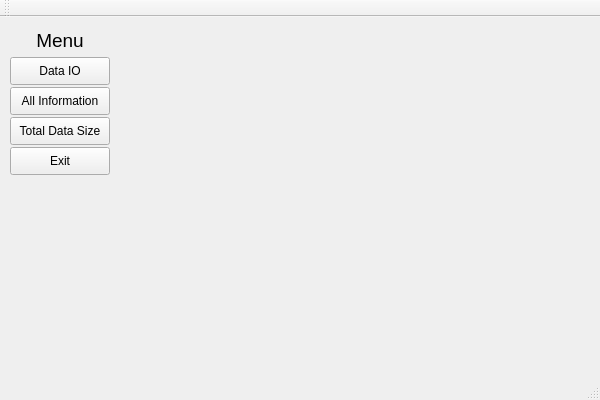
Old version of the form IntTypeStack.ui in the repository BJIN-PARK/Edu.
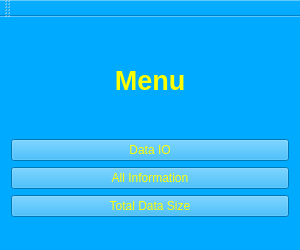
New version of the form.

What changed in the file:
```diff
--- a/IntTypeStack.ui
+++ b/IntTypeStack.ui
@@ -6,79 +6,51 @@
    <rect>
     <x>0</x>
     <y>0</y>
-    <width>600</width>
-    <height>400</height>
+    <width>300</width>
+    <height>250</height>
    </rect>
   </property>
   <property name="windowTitle">
    <string>IntTypeStack</string>
   </property>
+  <property name="styleSheet">
+   <string notr="true">background-color: rgb(0, 170, 255);
+color: rgb(255, 255, 0);</string>
+  </property>
   <widget class="QWidget" name="centralWidget">
-   <widget class="QPushButton" name="pushButton_allInfo">
-    <property name="geometry">
-     <rect>
-      <x>10</x>
-      <y>70</y>
-      <width>100</width>
-      <height>28</height>
-     </rect>
+   <layout class="QGridLayout" name="gridLayout">
+    <item row="0" column="0">
+     <widget class="QLabel" name="label">
+      <property name="styleSheet">
+       <string notr="true"/>
     </property>
     <property name="text">
-     <string>All Information</string>
-    </property>
-   </widget>
+       <string>&lt;html&gt;&lt;head/&gt;&lt;body&gt;&lt;p align=&quot;center&quot;&gt;&lt;span style=&quot; font-size:20pt; font-weight:600;&quot;&gt;Menu&lt;/span&gt;&lt;/p&gt;&lt;/body&gt;&lt;/html&gt;</string>
+      </property>
+     </widget>
+    </item>
+    <item row="1" column="0">
    <widget class="QPushButton" name="pushButton_dataIO">
-    <property name="geometry">
-     <rect>
-      <x>10</x>
-      <y>40</y>
-      <width>100</width>
-      <height>28</height>
-     </rect>
-    </property>
     <property name="text">
      <string>Data IO</string>
     </property>
    </widget>
-   <widget class="QLabel" name="label">
-    <property name="geometry">
-     <rect>
-      <x>10</x>
-      <y>10</y>
-      <width>100</width>
-      <height>28</height>
-     </rect>
-    </property>
+    </item>
+    <item row="2" column="0">
+     <widget class="QPushButton" name="pushButton_allInfo">
     <property name="text">
-     <string>&lt;html&gt;&lt;head/&gt;&lt;body&gt;&lt;p align=&quot;center&quot;&gt;&lt;span style=&quot; font-size:14pt;&quot;&gt;Menu&lt;/span&gt;&lt;/p&gt;&lt;/body&gt;&lt;/html&gt;</string>
-    </property>
-   </widget>
+       <string>All Information</string>
+      </property>
+     </widget>
+    </item>
+    <item row="3" column="0">
    <widget class="QPushButton" name="pushButton_totalDataSize">
-    <property name="geometry">
-     <rect>
-      <x>10</x>
-      <y>100</y>
-      <width>100</width>
-      <height>28</height>
-     </rect>
-    </property>
     <property name="text">
      <string>Total Data Size</string>
     </property>
    </widget>
-   <widget class="QPushButton" name="pushButton_exit">
-    <property name="geometry">
-     <rect>
-      <x>10</x>
-      <y>130</y>
-      <width>100</width>
-      <height>28</height>
-     </rect>
-    </property>
-    <property name="text">
-     <string>Exit</string>
-    </property>
-   </widget>
+    </item>
+   </layout>
   </widget>
   <widget class="QMenuBar" name="menuBar">
    <property name="geometry">
```
Left out of the diff: 2 changed lines with no effect on the pictures. Lines whose indentation alone changed are shown as unchanged.
